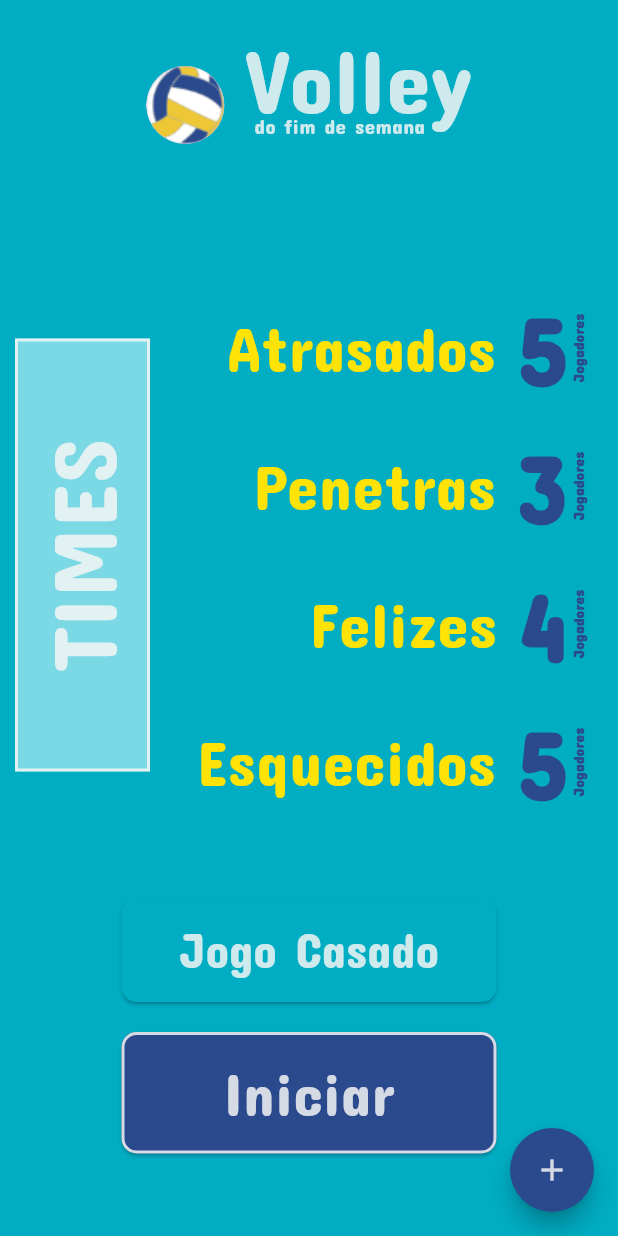
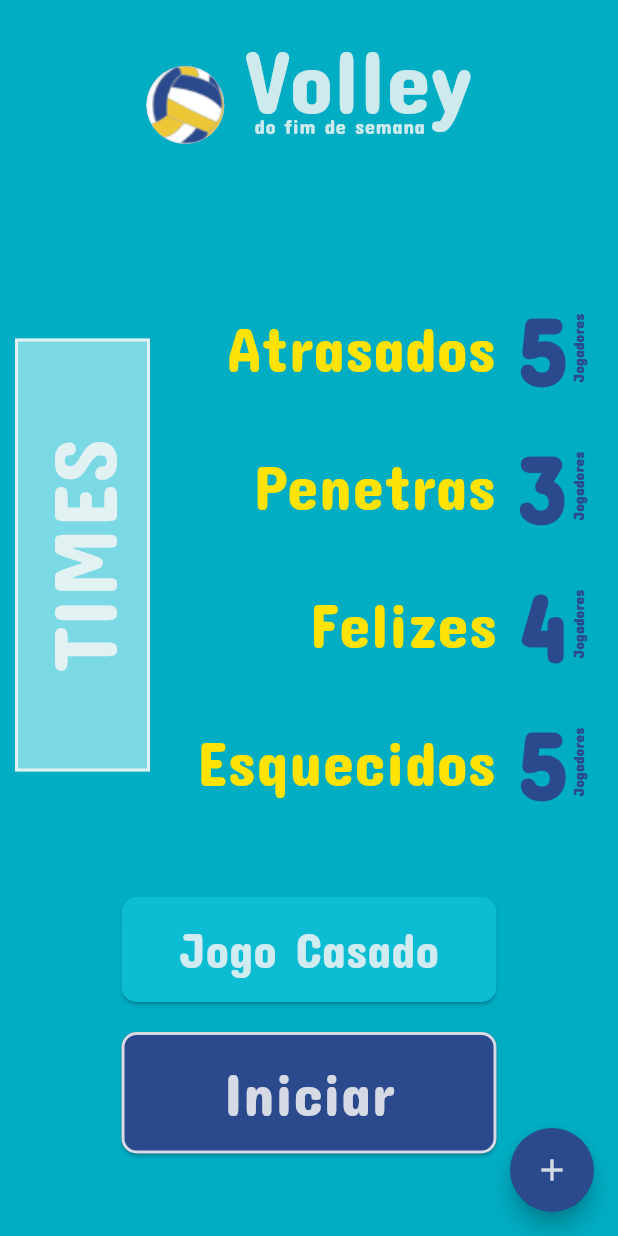
Before and after one commit to clara0904/voley, a Flutter app: the screen it shows after launch, on a phone screen of 412 x 824 dp. Run offline on Flutter 3.47's test engine with Material 3 defaults, Android fonts, the phone set to English and light mode, and no system bars.

Commit message:
feat: adição de cor em custom_button

```diff
--- a/lib/screens/primary_screen.dart
+++ b/lib/screens/primary_screen.dart
@@ -26,7 +26,7 @@ class PrimaryScreen extends StatelessWidget {
 
             CustomButton(
               nameButton: 'Jogo Casado',
-              corBackground: ColorsApp.backgroundPrincipal,
+              corBackground: ColorsApp.surfaceBotao,
               tamText: 32,
               onPressed: (){},
             ),
--- a/lib/theme/colors.dart
+++ b/lib/theme/colors.dart
@@ -2,10 +2,11 @@ import 'package:flutter/material.dart';
 
 class ColorsApp {
   static Color backgroundPrincipal = const Color(0xff00ADC3);
+  static Color backgroundSecundario = const Color.fromARGB(228, 194, 242, 248);
   static Color fontePrimaria = const Color.fromARGB(215, 245, 245, 245);
   static Color fonteSecundaria = const Color(0xff2B4A8E);
   static Color fonteTerciaria = const Color.fromARGB(255, 255, 226, 6);
   static Color quadras = const Color(0xffF77859);
-  static Color backgroundSecundario = const Color.fromARGB(228, 194, 242, 248);
+  static Color surfaceBotao = const Color.fromARGB(255, 12, 188, 211);
   static Color transparente = const Color.fromARGB(162, 194, 242, 248);
 }
```
